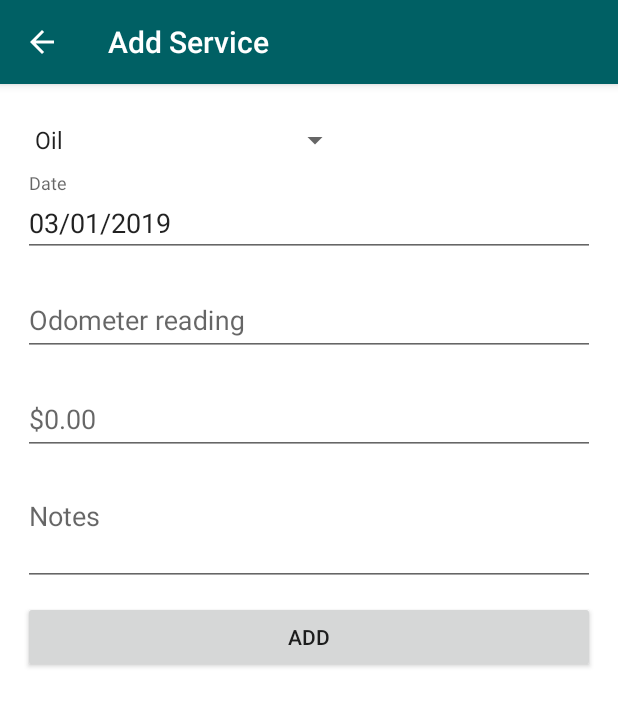
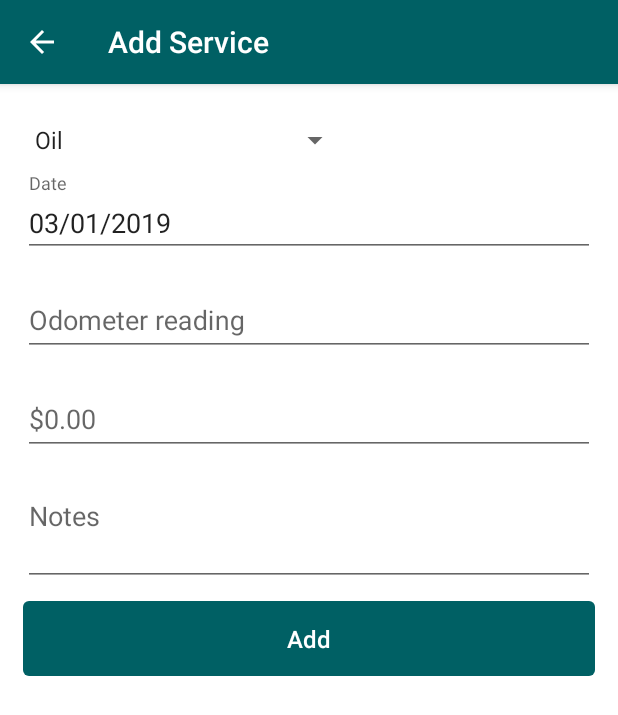
Before and after one commit to t-howes/AutoLogs, an Android app: the CarWorkDetailsActivity screen opened directly, with no data from a screen before it, on a phone screen of 412 x 824 dp. Shown: the top 715 px of the screen. Run offline under Robolectric (Android 15) with nearby library versions, the phone set to English and light mode, and no system bars; our stand-ins replace Dagger/Hilt's generated code, Room's generated code, RxJava.

Commit message:
update styling for add car work

```diff
--- a/app/src/main/res/layout/activity_maintenance_details.xml
+++ b/app/src/main/res/layout/activity_maintenance_details.xml
@@ -121,6 +121,7 @@
             </com.google.android.material.textfield.TextInputLayout>
 
             <Button
+                style="@style/PrimaryButton"
                 android:id="@+id/submit"
                 android:layout_width="match_parent"
                 android:layout_height="wrap_content"
--- a/app/src/main/res/layout/fragment_car_work_list.xml
+++ b/app/src/main/res/layout/fragment_car_work_list.xml
@@ -34,6 +34,6 @@
         android:layout_alignParentEnd="true"
         android:elevation="3dp"
         android:layout_margin="15dp"
-        android:src="@android:drawable/ic_input_add"/>
+        android:src="@drawable/ic_add_white"/>
 
 </RelativeLayout>
```
